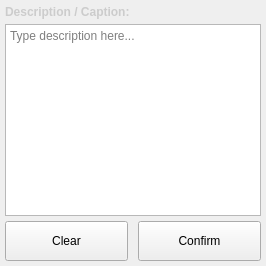
Qt form annotation_tool/ui/description/description_annotation_panel.ui (OpenSportsLab/VideoAnnotationTool) before a commit.
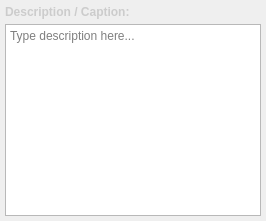
The same form after that commit.

Commit message: feat: Implement autosave functionality in Description editor and enhance Dataset Explorer item removal logic

Patch:
```diff
--- a/annotation_tool/ui/description/description_annotation_panel.ui
+++ b/annotation_tool/ui/description/description_annotation_panel.ui
@@ -35,45 +35,6 @@
      </property>
     </widget>
    </item>
-   <item>
-    <layout class="QHBoxLayout" name="buttonsLayout">
-     <property name="spacing">
-      <number>10</number>
-     </property>
-     <item>
-      <widget class="QPushButton" name="descClearBtn">
-       <property name="minimumSize">
-        <size>
-         <width>0</width>
-         <height>40</height>
-        </size>
-       </property>
-       <property name="cursor">
-        <cursorShape>PointingHandCursor</cursorShape>
-       </property>
-       <property name="text">
-        <string>Clear</string>
-       </property>
-      </widget>
-     </item>
-     <item>
-      <widget class="QPushButton" name="descConfirmBtn">
-       <property name="minimumSize">
-        <size>
-         <width>0</width>
-         <height>40</height>
-        </size>
-       </property>
-       <property name="cursor">
-        <cursorShape>PointingHandCursor</cursorShape>
-       </property>
-       <property name="text">
-        <string>Confirm</string>
-       </property>
-      </widget>
-     </item>
-    </layout>
-   </item>
   </layout>
  </widget>
  <resources/>
```
The commit also changes 8 other files.
